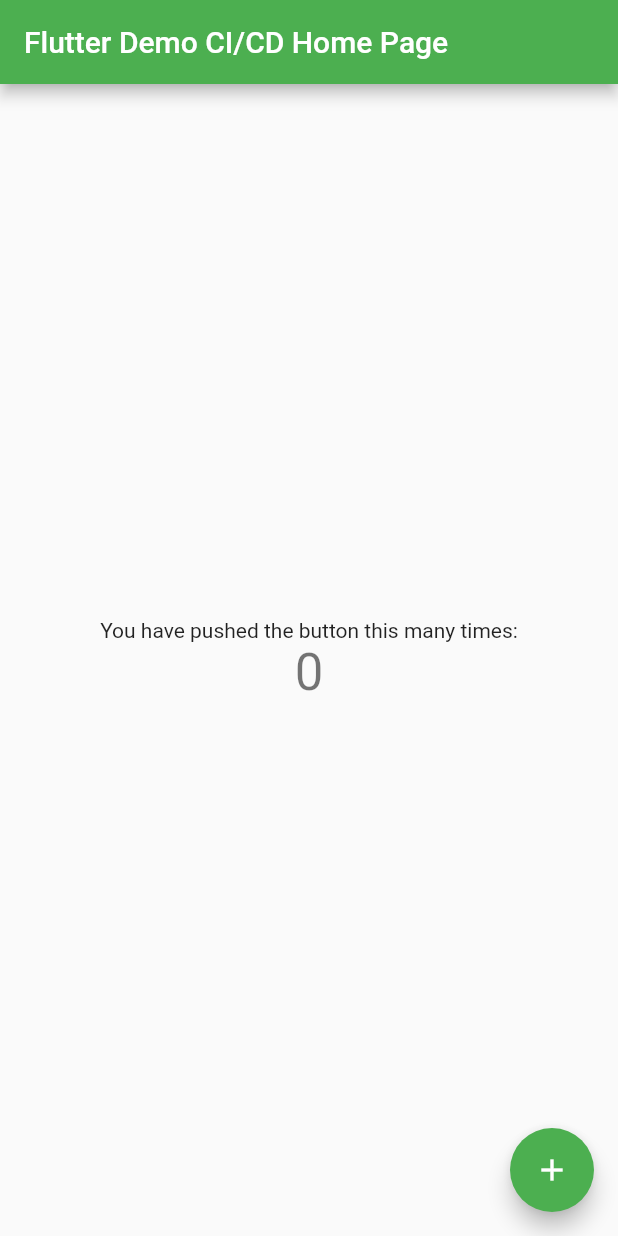
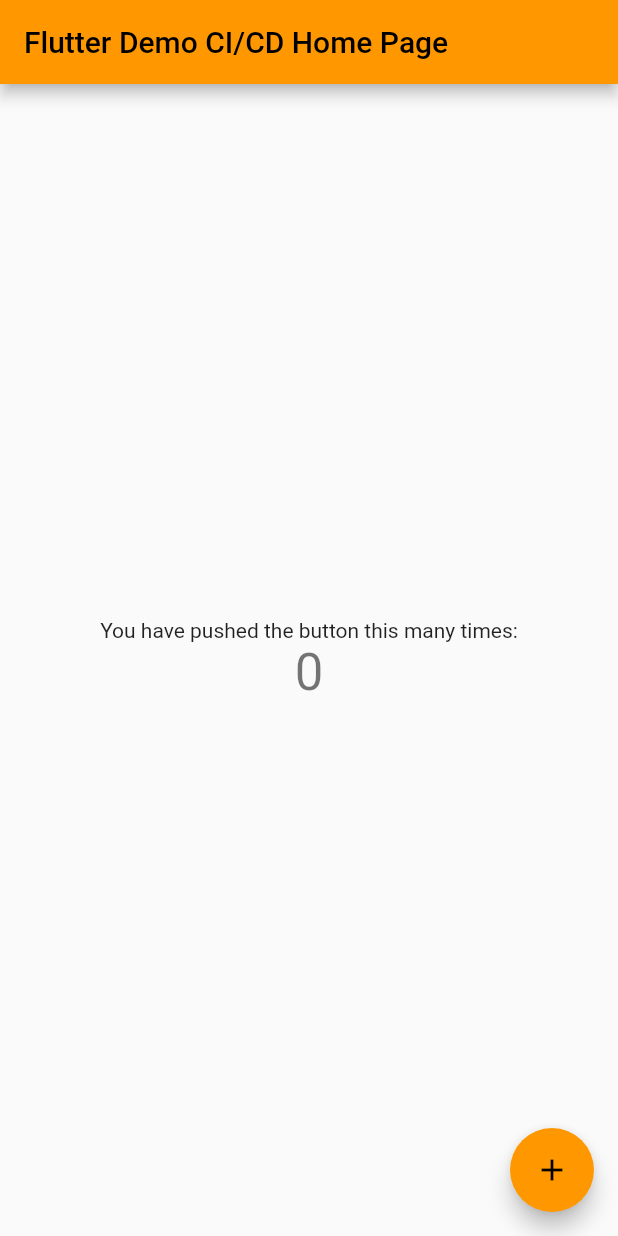
Before and after one commit to vinieanie/sample_project, a Flutter app: the screen it shows after launch, on a phone screen of 412 x 824 dp. Run offline on Flutter 3.47's test engine with Material 2 defaults, Android fonts, the phone set to English and light mode, and no system bars.

Commit message:
Fourth Commit

```diff
--- a/lib/main.dart
+++ b/lib/main.dart
@@ -11,7 +11,7 @@ class MyApp extends StatelessWidget {
   @override
   Widget build(BuildContext context) {
     return MaterialApp(
-      title: 'Flutter CI/CD Demo',
+      title: 'Flutter CI/CD Demo Project',
       theme: ThemeData(
         // This is the theme of your application.
         //
@@ -22,7 +22,7 @@ class MyApp extends StatelessWidget {
         // or simply save your changes to "hot reload" in a Flutter IDE).
         // Notice that the counter didn't reset back to zero; the application
         // is not restarted.
-        primarySwatch: Colors.green,
+        primarySwatch: Colors.orange,
       ),
       home: const MyHomePage(title: 'Flutter Demo CI/CD Home Page'),
     );
```
